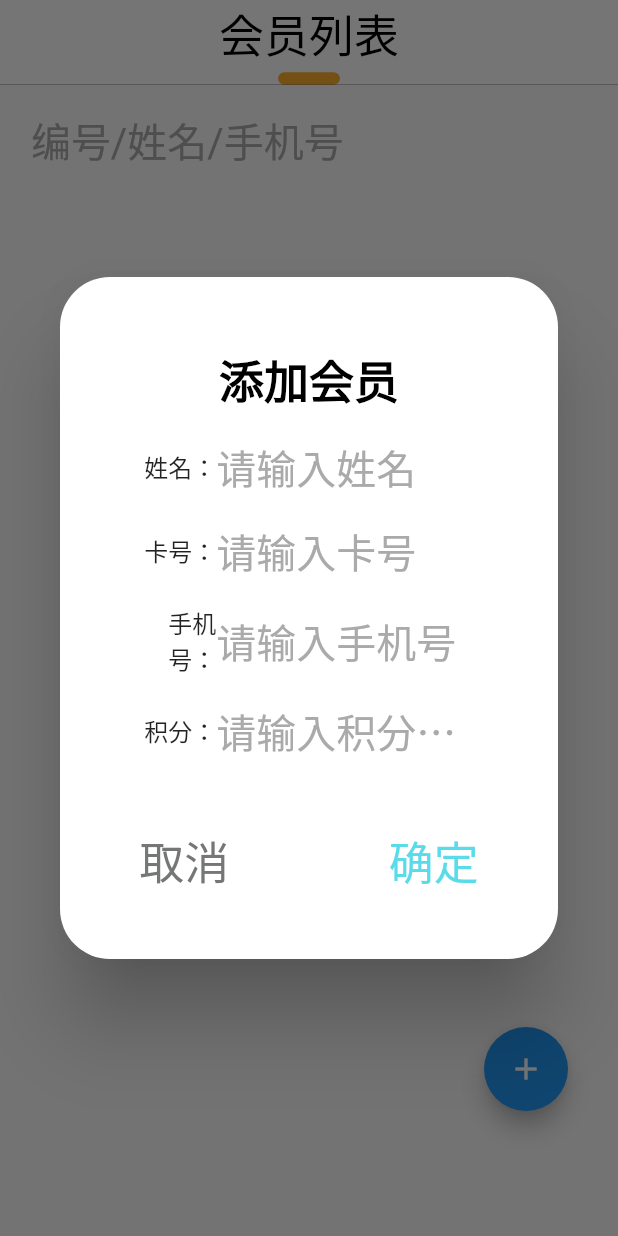
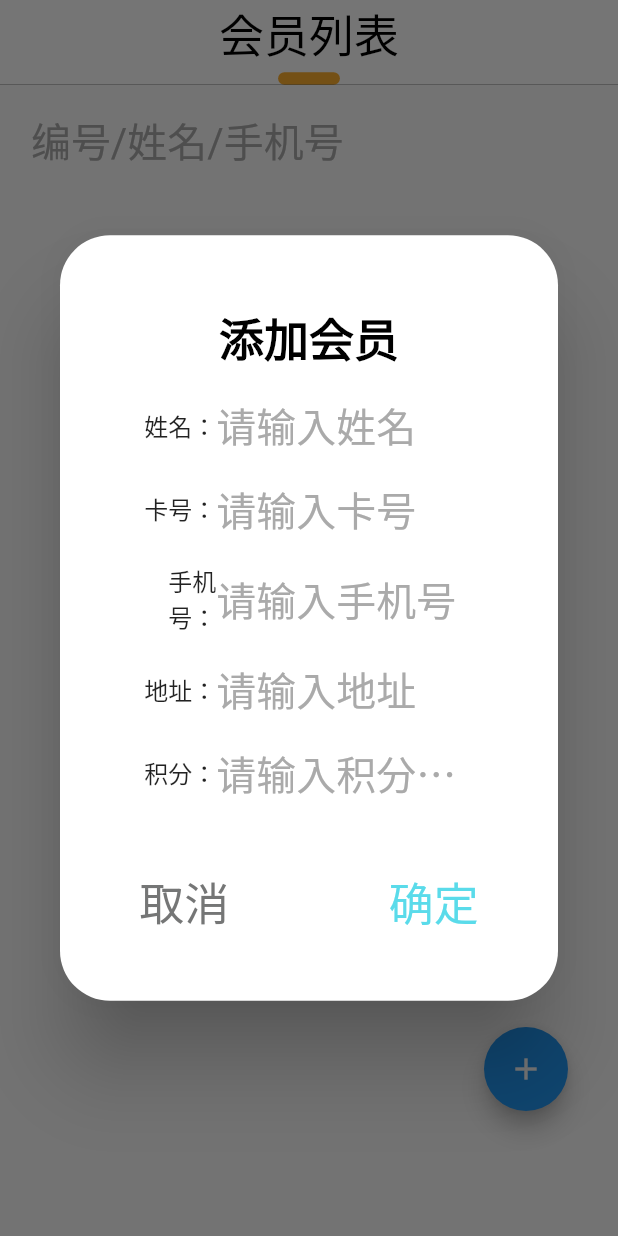
Before and after one commit to jingluoguo/member_management, a Flutter app: the screen it shows after launch, after a tap on the "add" icon, on a phone screen of 412 x 824 dp. Run offline on Flutter 3.47's test engine with Material 2 defaults, Android fonts, the light colour scheme and no system bars; our stand-ins replace date_format, flutter_slidable, fluttertoast, get, sqflite; missing offline and left inert: r_logger; accounts and stored records are empty.

```diff
--- a/lib/modules/main_modoule/main_page.dart
+++ b/lib/modules/main_modoule/main_page.dart
@@ -69,7 +69,7 @@ class MainPage extends BasePage<MainController>{
     return Padding(
       padding: EdgeInsets.only(top: 10.dp, bottom: 10.dp),
       child: GestureDetector(
-        onTap: ()=>Get.toNamed(Routes.detail, arguments: {"id": member.id}),
+        onTap: ()=>Get.toNamed(Routes.detail, arguments: {"member": member}),
         child: Slidable(
           actionPane: const SlidableDrawerActionPane(),//滑出选项的面板 动画
           actionExtentRatio: 0.25,
@@ -278,6 +278,31 @@ class MainPage extends BasePage<MainController>{
                       children: [
                         SizedBox(
                             width: MediaQuery.of(context).size.width * 0.15,
+                            child: const Text("地址：",textAlign: TextAlign.right,)
+                        ),
+                        Expanded(child: TextField(
+                          keyboardType: TextInputType.text,
+                          onChanged: (v){
+                            controller.temAddMember.address = v;
+                          },
+                          decoration: InputDecoration.collapsed(
+                              hintText: '请输入地址',
+                              hintStyle: TextStyle(
+                                  color: c_AA,
+                                  fontSize: 16.sp
+                              )
+                          ),
+                        ))
+                      ],
+                    ),
+                  ),
+                  Get.getHeightBox(10.dp),
+                  SizedBox(
+                    width: MediaQuery.of(context).size.width * 0.6,
+                    child: Row(
+                      children: [
+                        SizedBox(
+                            width: MediaQuery.of(context).size.width * 0.15,
                             child: Text("${Translation.count}：",textAlign: TextAlign.right,)
                         ),
                         Expanded(child: TextField(
@@ -388,14 +413,8 @@ class MainPage extends BasePage<MainController>{
                           changeValue = 0;
                           return;
                         }
-                        print("到这里了？$v");
                         var value = int.parse(v);
                         changeValue = value.abs();
-                        if(add){
-                          print("新增积分:$v");
-                        } else {
-                          print("减少积分:$v");
-                        }
                       },
                       decoration: InputDecoration.collapsed(
                           hintText: "请输入${add ? "新增" : "兑换"}积分，默认为0",
@@ -433,7 +452,6 @@ class MainPage extends BasePage<MainController>{
                               }
                               member.count = member.count - changeValue;
                             }
-                            print("这里的最终值:${member.count}   $changeValue");
                             controller.updateMember(member, add? changeValue : (-changeValue), note: note);
                             Navigator.of(context).pop();
                           },
```
Also changed, not shown: lib/modules/detail_module/detail_controller.dart (+9 -2 lines), lib/modules/detail_module/detail_page.dart (+102 -28 lines).
